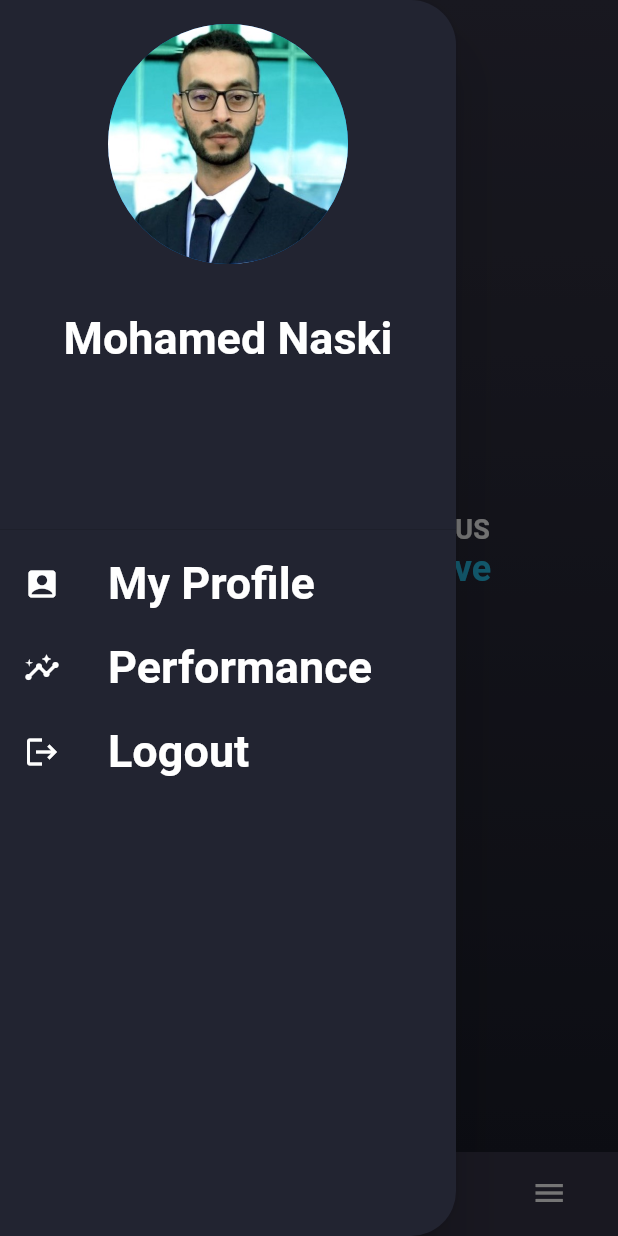
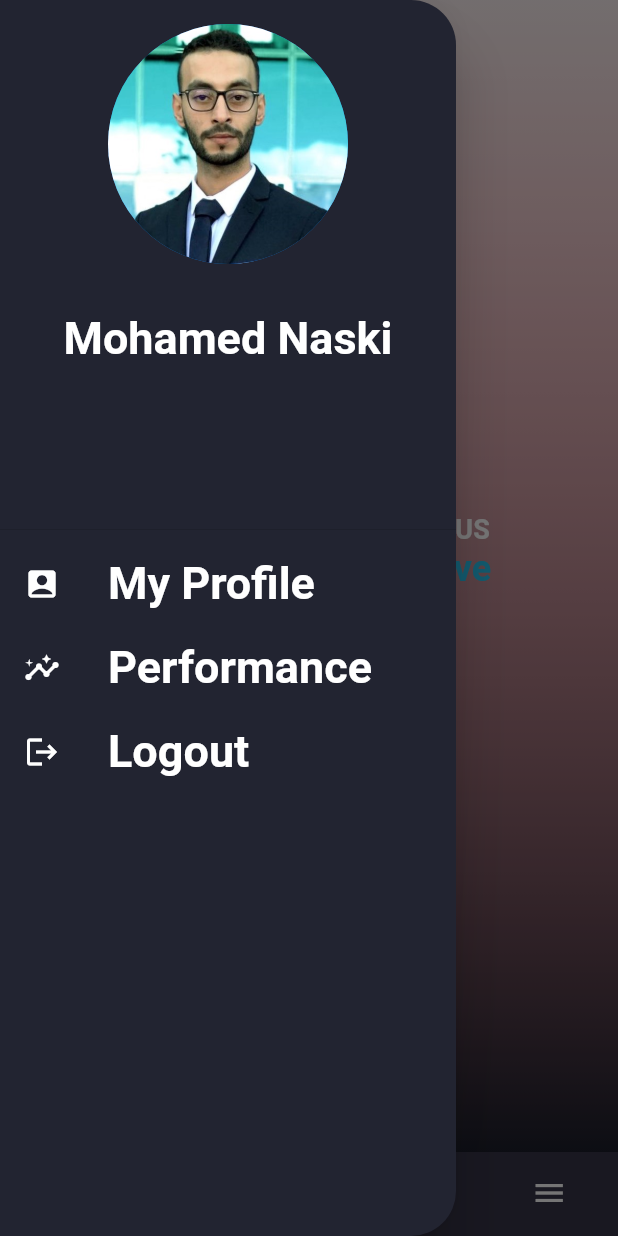
Before and after one commit to amraze/human_ressources_mobile, a Flutter app: the HomePage screen opened directly, in the side drawer, after a tap on "My Profile", on a phone screen of 412 x 824 dp. Run offline on Flutter 3.47's test engine with Material 2 defaults, Android fonts, the phone set to English and light mode, and no system bars; our stand-ins replace google_fonts; missing offline and left inert: flutter_list_drag_and_drop; network calls fail.

Commit message:
final commit

```diff
--- a/front/lib/body_containers/profile_page.dart
+++ b/front/lib/body_containers/profile_page.dart
@@ -14,7 +14,7 @@ Widget buildProfilePage(BuildContext context) {
     decoration: const BoxDecoration(
       gradient: LinearGradient(
           colors: [
-            Color(0xFF353445),
+            Color(0xFF53445),
             Color(0xFF1b1d2a),
           ],
           begin: Alignment.topCenter,
--- a/front/lib/body_containers/tasks.dart
+++ b/front/lib/body_containers/tasks.dart
@@ -203,11 +203,11 @@ class TasksState extends State<Tasks> {
 
   Container _buildCardTask(int index, int innerIndex) {
     return Container(
-      width: 300.0,
+      width: 250.0,
       margin: const EdgeInsets.symmetric(horizontal: 8.0, vertical: 4.0),
       child: Draggable<Map<String, Object>>(
           feedback: Container(
-            width: 300,
+            width: 250,
             child: Card(
                 color: Color.fromARGB(255, 31, 31, 42),
                 clipBehavior: Clip.antiAlias,
--- a/front/lib/main_pages/home_page.dart
+++ b/front/lib/main_pages/home_page.dart
@@ -69,6 +69,10 @@ class _HomePageState extends State<HomePage> {
           : setState(() {
               _selectedIndex = index;
               isOnCurrentPage = index == 1;
+              if (isOnCurrentPage && !loggedProfile.isLeader) {
+                TasksState.updateViewedMember();
+                Navigator.pushNamed(context, '/tasks');
+              }
             });
     }
 
--- a/front/lib/main_pages/login_screen.dart
+++ b/front/lib/main_pages/login_screen.dart
@@ -167,7 +167,7 @@ class _LoginScreenState extends State<LoginScreen> {
 
             // SUBMIT BUTTON
             SizedBox(
-              width: 180.0,
+              width: 260.0,
               height: 55,
               child: RawMaterialButton(
                 fillColor: Colors.white,
@@ -183,7 +183,7 @@ class _LoginScreenState extends State<LoginScreen> {
                 child: const Text("SIGN IN",
                     style: TextStyle(
                       color: Color(0xff2496AC),
-                      fontSize: 22.0,
+                      fontSize: 20.0,
                     )),
               ),
             ),
```
